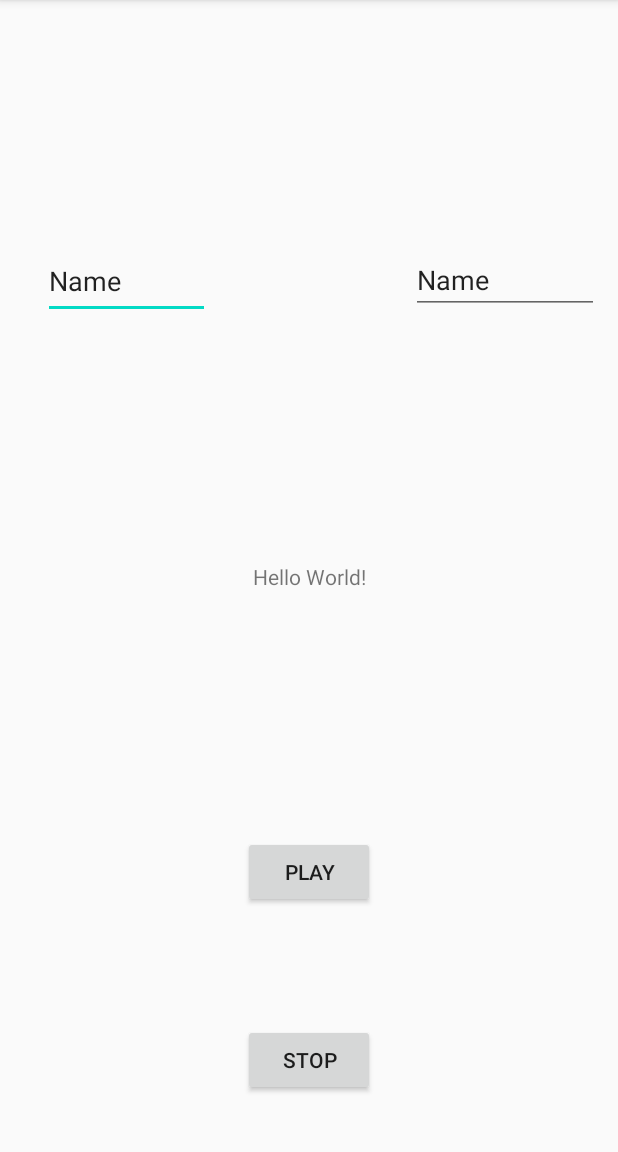
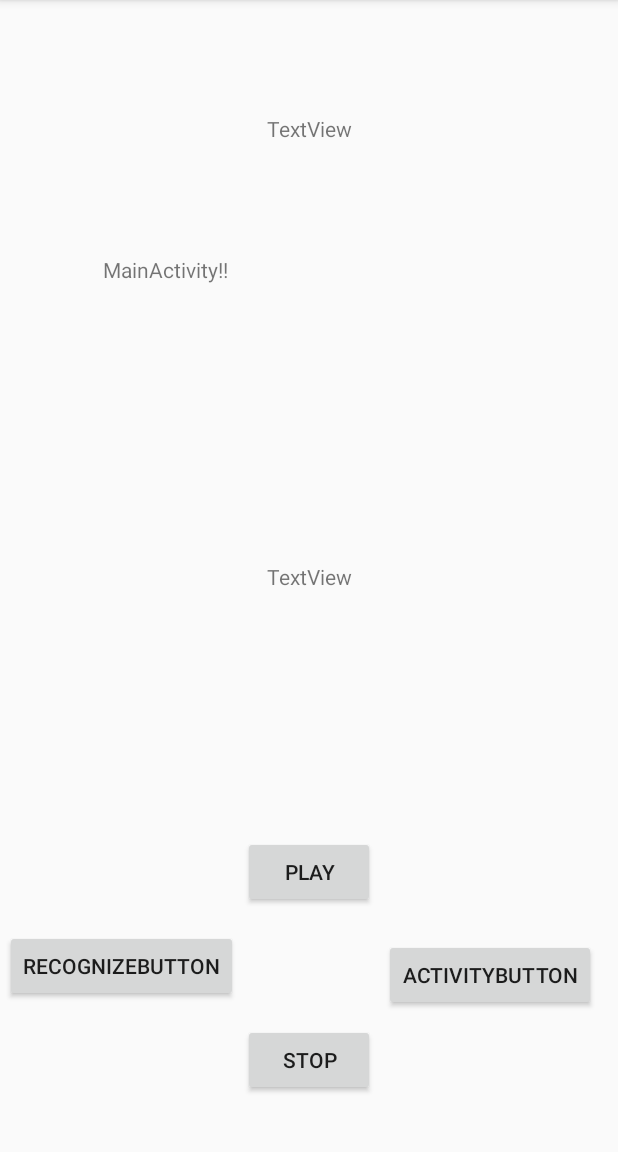
Before and after one commit to ttttotttt/MyApp07, an Android app: the screen it shows after launch (MainActivity), on a phone screen of 412 x 824 dp, the part 84-1236 px from its top. Run offline under Robolectric (Android 15) with nearby library versions, the phone set to English and light mode, and no system bars.

Commit message:
音声認識ボタンと音声認識をできるようにした https://akira-watson.com/android/recognizerintent.html

```diff
--- a/app/src/main/AndroidManifest.xml
+++ b/app/src/main/AndroidManifest.xml
@@ -20,6 +20,11 @@
 
             </intent-filter>
         </activity>
+        <!--            サブにアクセスするためのマニフェスト-->
+        <activity
+            android:name=".SubScreenActivity"
+            android:label="@string/app_name" >
+        </activity>
     </application>
 
 </manifest>
--- a/app/src/main/java/com/example/myapp07/MainActivity.java
+++ b/app/src/main/java/com/example/myapp07/MainActivity.java
@@ -2,6 +2,7 @@ package com.example.myapp07;
 
 import androidx.appcompat.app.AppCompatActivity;
 
+import android.content.Intent;
 import android.media.MediaPlayer;
 import android.media.MediaRecorder;
 import android.os.Bundle;
@@ -20,20 +21,85 @@ import java.io.FileOutputStream;
 import java.io.IOException;
 import java.io.OutputStreamWriter;
 
+import android.os.Bundle;
+import android.app.Activity;
+import android.content.ActivityNotFoundException;
+import android.content.Intent;
+import android.speech.RecognizerIntent;
+import android.view.View;
+import android.widget.Button;
+import android.widget.TextView;
+import java.util.ArrayList;
+import java.util.Locale;
+
 public class MainActivity extends AppCompatActivity {
     Button playButton,stopButton;
+    //ボタン押下のデバック用
     TextView textView;
+
     private MediaPlayer mp;
     private MediaRecorder rec;
+
+//音声認識用
+    private static final int REQUEST_CODE = 1000;
+
+    private int lang ;
+
+//画面遷移用のクラス
+    private  ScreenActivity sc;
+
     /* 録音先のパス */
     static final String filePath = Environment.getExternalStorageDirectory() + "/sample.wav";
+    // the key constant
+    public static final String EXTRA_MESSAGE
+//            = "com.example.testactivitytrasdata.MESSAGE";
+            = "YourPackageName.MESSAGE";
 
+    private TextView scView;
+    static final int RESULT_SUBACTIVITY = 1000;
     @Override
     protected void onCreate(Bundle savedInstanceState) {
         super.onCreate(savedInstanceState);
 //        指定したレイアウトxmlファイルと関連付け
         setContentView(R.layout.activity_main);
+
+//お㎜性認識　https://akira-watson.com/android/recognizerintent.html
+        // 言語選択 0:日本語、1:英語、2:オフライン、その他:General
+        lang = 0;
+
+        // 認識結果を表示させる
+        textView = (TextView)findViewById(R.id.textView);
+
+        final Button buttonStart = (Button)findViewById(R.id.recognizeButton);
+        buttonStart.setOnClickListener(new View.OnClickListener() {
+            @Override
+            public void onClick(View v) {
+                // 音声認識を開始
+                buttonStart.setText("recognaize!!");
+                speech();
+            }
+        });
+
 //        IDから名前検索
+        scView = findViewById(R.id.recognaizeTextView);
+        scView.setText("MainActivity!!");
+
+        final TextView editText= findViewById(R.id.textView2);
+        Button button = findViewById(R.id.activityButton);
+        button.setOnClickListener(new View.OnClickListener() {
+            public void onClick(View v) {
+                Intent intent = new Intent(getApplication(), SubScreenActivity.class);
+                if(editText.getText() != null){
+                    String str = editText.getText().toString();
+                    intent.putExtra(EXTRA_MESSAGE, str);
+                }
+                startActivityForResult( intent, RESULT_SUBACTIVITY );
+
+                // in order to clear the edittext
+                editText.setText("lalaland");
+            }
+        });
+
         playButton = findViewById(R.id.PlayButton);
         stopButton = findViewById(R.id.StopButton);
         textView = findViewById(R.id.textView);
@@ -58,6 +124,64 @@ public class MainActivity extends AppCompatActivity {
                 mediaRecoderStop();
             }
         });
+    }
+//音声認識
+    private void speech(){
+        // 音声認識の　Intent インスタンス
+        Intent intent = new Intent(RecognizerIntent.ACTION_RECOGNIZE_SPEECH);
+
+        if(lang == 0){
+            // 日本語
+            intent.putExtra(RecognizerIntent.EXTRA_LANGUAGE,Locale.JAPAN.toString() );
+        }
+        else if(lang == 1){
+            // 英語
+            intent.putExtra(RecognizerIntent.EXTRA_LANGUAGE, Locale.ENGLISH.toString() );
+        }
+        else if(lang == 2){
+            // Off line mode
+            intent.putExtra(RecognizerIntent.EXTRA_PREFER_OFFLINE, true);
+        }
+        else{
+            intent.putExtra(RecognizerIntent.EXTRA_LANGUAGE_MODEL,
+                    RecognizerIntent.LANGUAGE_MODEL_FREE_FORM);
+        }
+
+        intent.putExtra(RecognizerIntent.EXTRA_MAX_RESULTS, 100);
+        intent.putExtra(RecognizerIntent.EXTRA_PROMPT, "音声を入力");
+
+        try {
+            // インテント発行
+            startActivityForResult(intent, REQUEST_CODE);
+        }
+        catch (ActivityNotFoundException e) {
+            e.printStackTrace();
+            textView.setText(R.string.error);
+        }
+    }
+
+    protected void onActivityResult( int requestCode, int resultCode, Intent data) {
+        super.onActivityResult(requestCode, resultCode, data);
+
+//        if(resultCode == RESULT_OK && requestCode == RESULT_SUBACTIVITY &&
+//                null != data/*intent*/) {
+//            String res = data/*intent*/.getStringExtra(ScreenActivity.EXTRA_MESSAGE);
+//            scView.setText(res);
+//        }
+//音声認識
+        super.onActivityResult(requestCode, resultCode, data);
+
+        if(requestCode == REQUEST_CODE && resultCode == RESULT_OK) {
+            // 認識結果を ArrayList で取得
+            ArrayList<String> candidates =
+                    data.getStringArrayListExtra(RecognizerIntent.EXTRA_RESULTS);
+
+            if(candidates.size() > 0) {
+                // 認識結果候補で一番有力なものを表示
+                textView.setText( candidates.get(0));
+            }
+        }
+
     }
 
     private void startRecord() {
@@ -129,6 +253,7 @@ public class MainActivity extends AppCompatActivity {
     }
     */
 //    https://techbooster.org/android/multimedia/2109/
+//    参考サイト
     MediaRecorder recorder;
     void mediarecoderStart(){
         recorder = new MediaRecorder();
@@ -141,8 +266,8 @@ public class MainActivity extends AppCompatActivity {
         recorder.setAudioEncoder(MediaRecorder.AudioEncoder.DEFAULT);
         //外部ストレージの保存先
         String filePath = Environment.getExternalStorageDirectory() + "/audio.3gp";
-//        内部ストレージの保存先
-        filePath = Environment.getExternalStorageDirectory().getPath() + "/Audio/tomoaudio.3gp";
+//        内部ストレージの保存先(/Audioは端末のパスをみながら入力)
+        filePath = Environment.getExternalStorageDirectory().getPath() + "/tomoaudio.3gp";
         recorder.setOutputFile(filePath);
 //        strage/emulated/0/audio.3gp
         textView.setText("Rec2 Now");
--- a/app/src/main/res/layout/activity_main.xml
+++ b/app/src/main/res/layout/activity_main.xml
@@ -10,10 +10,20 @@
         android:id="@+id/textView"
         android:layout_width="wrap_content"
         android:layout_height="wrap_content"
-        android:text="Hello World!"
+        android:text="@string/defaltTextmessage"
         app:layout_constraintBottom_toBottomOf="parent"
         app:layout_constraintLeft_toLeftOf="parent"
         app:layout_constraintRight_toRightOf="parent"
+        app:layout_constraintTop_toTopOf="parent" />
+
+    <TextView
+        android:id="@+id/recognaizeTextView"
+        android:layout_width="275dp"
+        android:layout_height="35dp"
+        android:text="@string/defaltTextmessage"
+        app:layout_constraintBottom_toTopOf="@+id/textView"
+        app:layout_constraintEnd_toEndOf="parent"
+        app:layout_constraintStart_toStartOf="parent"
         app:layout_constraintTop_toTopOf="parent" />
 
     <Button
@@ -39,30 +49,37 @@
         app:layout_constraintStart_toStartOf="parent"
         app:layout_constraintTop_toBottomOf="@+id/PlayButton" />
 
-    <EditText
-        android:id="@+id/filename"
-        android:layout_width="111dp"
-        android:layout_height="50dp"
-        android:ems="10"
-        android:inputType="textPersonName"
-        android:text="Name"
-        app:layout_constraintBottom_toTopOf="@+id/textView"
-        app:layout_constraintEnd_toStartOf="@+id/textView"
+    <TextView
+        android:id="@+id/textView2"
+        android:layout_width="wrap_content"
+        android:layout_height="wrap_content"
+        android:text="@string/defaltTextmessage"
+        app:layout_constraintBottom_toTopOf="@+id/recognaizeTextView"
+        app:layout_constraintEnd_toEndOf="parent"
         app:layout_constraintStart_toStartOf="parent"
         app:layout_constraintTop_toTopOf="parent"
-        android:autofillHints="" />
+        app:layout_constraintVertical_bias="0.503" />
 
-    <EditText
-        android:id="@+id/content"
-        android:layout_width="125dp"
-        android:layout_height="43dp"
-        android:ems="10"
-        android:inputType="textPersonName"
-        android:text="Name"
-        app:layout_constraintBottom_toTopOf="@+id/textView"
+    <Button
+        android:id="@+id/activityButton"
+        android:layout_width="wrap_content"
+        android:layout_height="wrap_content"
+        android:text="@string/activitybutton"
+        app:layout_constraintBottom_toTopOf="@+id/StopButton"
         app:layout_constraintEnd_toEndOf="parent"
-        app:layout_constraintHorizontal_bias="0.709"
-        app:layout_constraintStart_toEndOf="@+id/textView"
-        app:layout_constraintTop_toTopOf="parent" />
+        app:layout_constraintHorizontal_bias="0.304"
+        app:layout_constraintStart_toEndOf="@+id/PlayButton"
+        app:layout_constraintTop_toBottomOf="@+id/PlayButton"
+        app:layout_constraintVertical_bias="0.708" />
+
+    <Button
+        android:id="@+id/recognizeButton"
+        android:layout_width="wrap_content"
+        android:layout_height="wrap_content"
+        android:text="@string/recognizebutton"
+        app:layout_constraintBottom_toTopOf="@+id/StopButton"
+        app:layout_constraintEnd_toStartOf="@+id/PlayButton"
+        app:layout_constraintStart_toStartOf="parent"
+        app:layout_constraintTop_toBottomOf="@+id/PlayButton" />
 
 </androidx.constraintlayout.widget.ConstraintLayout>
--- a/app/src/main/res/values/strings.xml
+++ b/app/src/main/res/values/strings.xml
@@ -2,4 +2,9 @@
     <string name="app_name">MyApp07</string>
     <string name="play_buttton">Play</string>
     <string name="stop_button">Stop</string>
+    <string name="defaltTextmessage">TextView</string>
+    <string name="activitybutton">ActivityButton</string>
+    <string name="recognizebutton">recognizeButton</string>
+<!--    音声認識-->
+    <string name="error">No Activity</string>
 </resources>
```
Also changed, not shown: app/src/main/java/com/example/myapp07/AudioRecognizer.java (added, +93 -0 lines), app/src/main/java/com/example/myapp07/ScreenActivity.java (added, +57 -0 lines).
